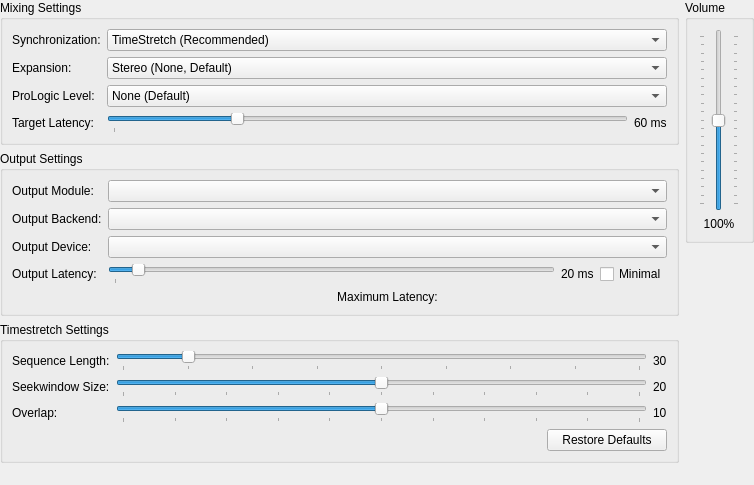
Old version of the form pcsx2-qt/Settings/AudioSettingsWidget.ui in the repository PCSX2/pcsx2.
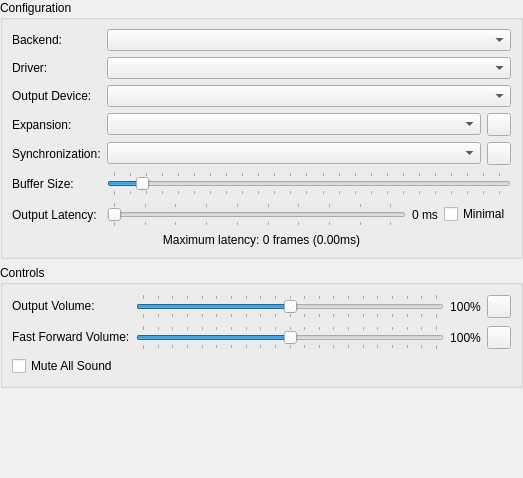
New version of the form. Icons and pictures are not drawn.

Commit message: SPU2: Use AudioStream for output

The edit to the form file:
```diff
--- a/pcsx2-qt/Settings/AudioSettingsWidget.ui
+++ b/pcsx2-qt/Settings/AudioSettingsWidget.ui
@@ -6,11 +6,11 @@
    <rect>
     <x>0</x>
     <y>0</y>
-    <width>754</width>
-    <height>485</height>
+    <width>523</width>
+    <height>478</height>
    </rect>
   </property>
-  <layout class="QGridLayout" name="gridLayout_2">
+  <layout class="QVBoxLayout" name="verticalLayout">
    <property name="leftMargin">
     <number>0</number>
    </property>
@@ -23,187 +23,199 @@
    <property name="bottomMargin">
     <number>0</number>
    </property>
-   <item row="2" column="0">
-    <widget class="QGroupBox" name="groupBox_4">
+   <item>
+    <widget class="QGroupBox" name="groupBox">
      <property name="title">
-      <string>Timestretch Settings</string>
+      <string>Configuration</string>
      </property>
-     <layout class="QFormLayout" name="formLayout_3">
-      <item row="0" column="0">
+     <layout class="QGridLayout" name="gridLayout">
+      <item row="1" column="0">
        <widget class="QLabel" name="label_6">
         <property name="text">
-         <string>Sequence Length:</string>
-        </property>
-       </widget>
-      </item>
-      <item row="0" column="1">
-       <layout class="QHBoxLayout" name="horizontalLayout_2">
-        <item>
-         <widget class="QSlider" name="sequenceLength">
-          <property name="minimum">
-           <number>20</number>
-          </property>
-          <property name="maximum">
-           <number>100</number>
-          </property>
-          <property name="value">
-           <number>30</number>
-          </property>
-          <property name="orientation">
-           <enum>Qt::Horizontal</enum>
-          </property>
-          <property name="tickPosition">
-           <enum>QSlider::TicksBelow</enum>
-          </property>
-          <property name="tickInterval">
-           <number>10</number>
-          </property>
-         </widget>
-        </item>
-        <item>
-         <widget class="QLabel" name="sequenceLengthLabel">
-          <property name="text">
-           <string>30</string>
-          </property>
-         </widget>
-        </item>
-       </layout>
-      </item>
-      <item row="1" column="0">
-       <widget class="QLabel" name="label_7">
-        <property name="text">
-         <string>Seekwindow Size:</string>
+         <string>Driver:</string>
         </property>
        </widget>
       </item>
       <item row="1" column="1">
+       <widget class="QComboBox" name="driver"/>
+      </item>
+      <item row="3" column="1">
+       <layout class="QHBoxLayout" name="horizontalLayout_5" stretch="1,0">
+        <item>
+         <widget class="QComboBox" name="expansionMode"/>
+        </item>
+        <item>
+         <widget class="QToolButton" name="expansionSettings">
+          <property name="toolTip">
+           <string>Expansion Settings</string>
+          </property>
+          <property name="icon">
+           <iconset theme="settings-3-line"/>
+          </property>
+         </widget>
+        </item>
+       </layout>
+      </item>
+      <item row="5" column="1">
+       <widget class="QSlider" name="bufferMS">
+        <property name="minimum">
+         <number>15</number>
+        </property>
+        <property name="maximum">
+         <number>500</number>
+        </property>
+        <property name="singleStep">
+         <number>1</number>
+        </property>
+        <property name="pageStep">
+         <number>5</number>
+        </property>
+        <property name="value">
+         <number>50</number>
+        </property>
+        <property name="orientation">
+         <enum>Qt::Orientation::Horizontal</enum>
+        </property>
+        <property name="tickPosition">
+         <enum>QSlider::TickPosition::TicksBothSides</enum>
+        </property>
+        <property name="tickInterval">
+         <number>20</number>
+        </property>
+       </widget>
+      </item>
+      <item row="4" column="1">
+       <layout class="QHBoxLayout" name="horizontalLayout_6" stretch="0,0">
+        <item>
+         <widget class="QComboBox" name="syncMode"/>
+        </item>
+        <item>
+         <widget class="QToolButton" name="stretchSettings">
+          <property name="toolTip">
+           <string>Stretch Settings</string>
+          </property>
+          <property name="icon">
+           <iconset theme="settings-3-line"/>
+          </property>
+         </widget>
+        </item>
+       </layout>
+      </item>
+      <item row="5" column="0">
+       <widget class="QLabel" name="label_2">
+        <property name="text">
+         <string>Buffer Size:</string>
+        </property>
+       </widget>
+      </item>
+      <item row="7" column="0" colspan="2">
+       <widget class="QLabel" name="bufferingLabel">
+        <property name="text">
+         <string>Maximum latency: 0 frames (0.00ms)</string>
+        </property>
+        <property name="alignment">
+         <set>Qt::AlignmentFlag::AlignCenter</set>
+        </property>
+       </widget>
+      </item>
+      <item row="0" column="0">
+       <widget class="QLabel" name="label">
+        <property name="text">
+         <string>Backend:</string>
+        </property>
+       </widget>
+      </item>
+      <item row="6" column="1">
        <layout class="QHBoxLayout" name="horizontalLayout_3">
         <item>
          <widget class="QSlider" name="seekWindowSize">
           <property name="minimum">
-           <number>10</number>
+           <number>15</number>
           </property>
           <property name="maximum">
-           <number>30</number>
-          </property>
-          <property name="value">
-           <number>20</number>
+           <number>200</number>
           </property>
           <property name="orientation">
            <enum>Qt::Horizontal</enum>
           </property>
           <property name="tickPosition">
-           <enum>QSlider::TicksBelow</enum>
+           <enum>QSlider::TickPosition::TicksBothSides</enum>
           </property>
           <property name="tickInterval">
-           <number>2</number>
+           <number>20</number>
           </property>
          </widget>
         </item>
         <item>
-         <widget class="QLabel" name="seekWindowSizeLabel">
+         <widget class="QLabel" name="outputLatencyLabel">
           <property name="text">
-           <string>20</string>
+           <string>0 ms</string>
+          </property>
+         </widget>
+        </item>
+        <item>
+         <widget class="QCheckBox" name="outputLatencyMinimal">
+          <property name="text">
+           <string>Minimal</string>
           </property>
          </widget>
         </item>
        </layout>
       </item>
+      <item row="0" column="1">
+       <widget class="QComboBox" name="audioBackend"/>
+      </item>
+      <item row="6" column="0">
+       <widget class="QLabel" name="label_5">
+        <property name="text">
+         <string>Output Latency:</string>
+        </property>
+       </widget>
+      </item>
+      <item row="2" column="1">
+       <widget class="QComboBox" name="outputDevice"/>
+      </item>
       <item row="2" column="0">
        <widget class="QLabel" name="label_8">
         <property name="text">
-         <string>Overlap:</string>
+         <string>Output Device:</string>
         </property>
        </widget>
       </item>
-      <item row="2" column="1">
-       <layout class="QHBoxLayout" name="horizontalLayout_4">
-        <item>
-         <widget class="QSlider" name="overlap">
-          <property name="minimum">
-           <number>5</number>
-          </property>
-          <property name="maximum">
-           <number>15</number>
-          </property>
-          <property name="value">
-           <number>10</number>
-          </property>
-          <property name="orientation">
-           <enum>Qt::Horizontal</enum>
-          </property>
-          <property name="tickPosition">
-           <enum>QSlider::TicksBelow</enum>
-          </property>
-          <property name="tickInterval">
-           <number>1</number>
-          </property>
-         </widget>
-        </item>
-        <item>
-         <widget class="QLabel" name="overlapLabel">
-          <property name="text">
-           <string>10</string>
-          </property>
-         </widget>
-        </item>
-       </layout>
+      <item row="3" column="0">
+       <widget class="QLabel" name="label_9">
+        <property name="text">
+         <string>Expansion:</string>
+        </property>
+       </widget>
       </item>
-      <item row="3" column="1">
-       <layout class="QHBoxLayout" name="horizontalLayout_5">
-        <item>
-         <spacer name="horizontalSpacer">
-          <property name="orientation">
-           <enum>Qt::Horizontal</enum>
-          </property>
-          <property name="sizeHint" stdset="0">
-           <size>
-            <width>40</width>
-            <height>20</height>
-           </size>
-          </property>
-         </spacer>
-        </item>
-        <item>
-         <widget class="QPushButton" name="resetTimestretchDefaults">
-          <property name="minimumSize">
-           <size>
-            <width>120</width>
-            <height>0</height>
-           </size>
-          </property>
-          <property name="text">
-           <string>Restore Defaults</string>
-          </property>
-         </widget>
-        </item>
-       </layout>
+      <item row="4" column="0">
+       <widget class="QLabel" name="label_7">
+        <property name="text">
+         <string>Synchronization:</string>
+        </property>
+       </widget>
       </item>
      </layout>
     </widget>
    </item>
-   <item row="0" column="1" rowspan="4">
-    <layout class="QVBoxLayout" name="verticalLayout">
-     <item>
-      <widget class="QGroupBox" name="groupBox">
-       <property name="title">
-        <string>Volume</string>
-       </property>
-       <layout class="QGridLayout" name="gridLayout">
-        <item row="0" column="0">
+   <item>
+    <widget class="QGroupBox" name="groupBox_2">
+     <property name="title">
+      <string>Controls</string>
+     </property>
+     <layout class="QFormLayout" name="formLayout_2">
+      <item row="0" column="0">
+       <widget class="QLabel" name="label_3">
+        <property name="text">
+         <string>Output Volume:</string>
+        </property>
+       </widget>
+      </item>
+      <item row="0" column="1">
+       <layout class="QHBoxLayout" name="horizontalLayout">
+        <item>
          <widget class="QSlider" name="volume">
-          <property name="sizePolicy">
-           <sizepolicy hsizetype="Fixed" vsizetype="Expanding">
-            <horstretch>0</horstretch>
-            <verstretch>0</verstretch>
-           </sizepolicy>
-          </property>
-          <property name="minimumSize">
-           <size>
-            <width>40</width>
-            <height>0</height>
-           </size>
-          </property>
           <property name="maximum">
            <number>200</number>
           </property>
@@ -211,7 +223,7 @@
            <number>100</number>
           </property>
           <property name="orientation">
-           <enum>Qt::Vertical</enum>
+           <enum>Qt::Orientation::Horizontal</enum>
           </property>
           <property name="tickPosition">
            <enum>QSlider::TicksBothSides</enum>
@@ -221,13 +233,13 @@
           </property>
          </widget>
         </item>
-        <item row="1" column="0">
+        <item>
          <widget class="QLabel" name="volumeLabel">
-          <property name="minimumSize">
-           <size>
-            <width>40</width>
-            <height>0</height>
-           </size>
+          <property name="sizePolicy">
+           <sizepolicy hsizetype="Fixed" vsizetype="Preferred">
+            <horstretch>0</horstretch>
+            <verstretch>0</verstretch>
+           </sizepolicy>
           </property>
           <property name="text">
            <string>100%</string>
@@ -237,28 +249,88 @@
           </property>
          </widget>
         </item>
+        <item>
+         <widget class="QToolButton" name="resetVolume">
+          <property name="toolTip">
+           <string>Stretch Settings</string>
+          </property>
+          <property name="icon">
+           <iconset theme="refresh-line"/>
+          </property>
+         </widget>
+        </item>
        </layout>
-      </widget>
-     </item>
-     <item>
-      <spacer name="verticalSpacer">
-       <property name="orientation">
-        <enum>Qt::Vertical</enum>
-       </property>
-       <property name="sizeHint" stdset="0">
-        <size>
-         <width>20</width>
-         <height>40</height>
-        </size>
-       </property>
-      </spacer>
-     </item>
-    </layout>
+      </item>
+      <item row="1" column="1">
+       <layout class="QHBoxLayout" name="horizontalLayout_2">
+        <item>
+         <widget class="QSlider" name="fastForwardVolume">
+          <property name="maximum">
+           <number>200</number>
+          </property>
+          <property name="value">
+           <number>100</number>
+          </property>
+          <property name="orientation">
+           <enum>Qt::Orientation::Horizontal</enum>
+          </property>
+          <property name="tickPosition">
+           <enum>QSlider::TickPosition::TicksBothSides</enum>
+          </property>
+          <property name="tickInterval">
+           <number>10</number>
+          </property>
+         </widget>
+        </item>
+        <item>
+         <widget class="QLabel" name="fastForwardVolumeLabel">
+          <property name="sizePolicy">
+           <sizepolicy hsizetype="Fixed" vsizetype="Preferred">
+            <horstretch>0</horstretch>
+            <verstretch>0</verstretch>
+           </sizepolicy>
+          </property>
+          <property name="text">
+           <string>100%</string>
+          </property>
+          <property name="alignment">
+           <set>Qt::AlignmentFlag::AlignCenter</set>
+          </property>
+         </widget>
+        </item>
+        <item>
+         <widget class="QToolButton" name="resetFastForwardVolume">
+          <property name="toolTip">
+           <string>Stretch Settings</string>
+          </property>
+          <property name="icon">
+           <iconset theme="refresh-line"/>
+          </property>
+         </widget>
+        </item>
+       </layout>
+      </item>
+      <item row="1" column="0">
+       <widget class="QLabel" name="label_4">
+        <property name="text">
+         <string>Fast Forward Volume:</string>
+        </property>
+       </widget>
+      </item>
+      <item row="2" column="0">
+       <widget class="QCheckBox" name="muted">
+        <property name="text">
+         <string>Mute All Sound</string>
+        </property>
+       </widget>
+      </item>
+     </layout>
+    </widget>
    </item>
-   <item row="3" column="0">
-    <spacer name="verticalSpacer_2">
+   <item>
+    <spacer name="verticalSpacer">
      <property name="orientation">
-      <enum>Qt::Vertical</enum>
+      <enum>Qt::Orientation::Vertical</enum>
      </property>
      <property name="sizeHint" stdset="0">
       <size>
@@ -268,234 +340,6 @@
      </property>
     </spacer>
    </item>
-   <item row="0" column="0">
-    <widget class="QGroupBox" name="groupBox_2">
-     <property name="title">
-      <string>Mixing Settings</string>
-     </property>
-     <layout class="QFormLayout" name="formLayout">
-      <item row="0" column="0">
-       <widget class="QLabel" name="label">
-        <property name="text">
-         <string>Synchronization:</string>
-        </property>
-       </widget>
-      </item>
-      <item row="0" column="1">
-       <widget class="QComboBox" name="syncMode">
-        <item>
-         <property name="text">
-          <string>TimeStretch (Recommended)</string>
-         </property>
-        </item>
-        <item>
-         <property name="text">
-          <string>Async Mix (Breaks some games!)</string>
-         </property>
-        </item>
-        <item>
-         <property name="text">
-          <string>None (Audio can skip.)</string>
-         </property>
-        </item>
-       </widget>
-      </item>
-      <item row="1" column="0">
-       <widget class="QLabel" name="label_3">
-        <property name="text">
-         <string>Expansion:</string>
-        </property>
-       </widget>
-      </item>
-      <item row="1" column="1">
-       <widget class="QComboBox" name="expansionMode">
-        <item>
-         <property name="text">
-          <string>Stereo (None, Default)</string>
-         </property>
-        </item>
-        <item>
-         <property name="text">
-          <string>Quadraphonic</string>
-         </property>
-        </item>
-        <item>
-         <property name="text">
-          <string>Surround 5.1</string>
-         </property>
-        </item>
-        <item>
-         <property name="text">
-          <string>Surround 7.1</string>
-         </property>
-        </item>
-       </widget>
-      </item>
-      <item row="3" column="0">
-       <widget class="QLabel" name="label_3b">
-        <property name="text">
-         <string extracomment="ProLogic is a Dolby brand. Leave the name as-is unless there is an official translation for your language.">ProLogic Level:</string>
-        </property>
-       </widget>
-      </item>
-      <item row="3" column="1">
-       <widget class="QComboBox" name="dplLevel">
-        <item>
-         <property name="text">
-          <string>None (Default)</string>
-         </property>
-        </item>
-        <item>
-         <property name="text">
-          <string extracomment="ProLogic is a Dolby brand. Leave the name as-is unless there is an official translation for your language.">ProLogic Decoding (basic)</string>
-         </property>
-        </item>
-        <item>
-         <property name="text">
-          <string extracomment="ProLogic II is a Dolby brand. Leave the name as-is unless there is an official translation for your language. gigaherz is the nickname of one of PCSX2's developers. Leave as-is.">ProLogic II Decoding (gigaherz)</string>
-         </property>
-        </item>
-       </widget>
-      </item>
-      <item row="4" column="0">
-       <widget class="QLabel" name="label_10">
-        <property name="text">
-         <string>Target Latency:</string>
-        </property>
-       </widget>
-      </item>
-      <item row="4" column="1">
-       <layout class="QHBoxLayout" name="horizontalLayout_6">
-        <item>
-         <widget class="QSlider" name="targetLatency">
-          <property name="minimum">
-           <number>15</number>
-          </property>
-          <property name="maximum">
-           <number>200</number>
-          </property>
-          <property name="value">
-           <number>60</number>
-          </property>
-          <property name="orientation">
-           <enum>Qt::Horizontal</enum>
-          </property>
-          <property name="tickPosition">
-           <enum>QSlider::TicksBelow</enum>
-          </property>
-          <property name="tickInterval">
-           <number>200</number>
-          </property>
-         </widget>
-        </item>
-        <item>
-         <widget class="QLabel" name="targetLatencyLabel">
-          <property name="text">
-           <string>60 ms</string>
-          </property>
-         </widget>
-        </item>
-       </layout>
-      </item>
-     </layout>
-    </widget>
-   </item>
-   <item row="1" column="0">
-    <widget class="QGroupBox" name="groupBox_3">
-     <property name="title">
-      <string>Output Settings</string>
-     </property>
-     <layout class="QFormLayout" name="formLayout_2">
-      <item row="0" column="0">
-       <widget class="QLabel" name="label_4">
-        <property name="text">
-         <string>Output Module:</string>
-        </property>
-       </widget>
-      </item>
-      <item row="0" column="1">
-       <widget class="QComboBox" name="outputModule"/>
-      </item>
-      <item row="3" column="0">
-       <widget class="QLabel" name="label_5">
-        <property name="text">
-         <string>Output Latency:</string>
-        </property>
-       </widget>
-      </item>
-      <item row="3" column="1">
-       <layout class="QHBoxLayout" name="horizontalLayout">
-        <item>
-         <widget class="QSlider" name="outputLatency">
-          <property name="minimum">
-           <number>10</number>
-          </property>
-          <property name="maximum">
-           <number>200</number>
-          </property>
-          <property name="value">
-           <number>20</number>
-          </property>
-          <property name="orientation">
-           <enum>Qt::Horizontal</enum>
-          </property>
-          <property name="tickPosition">
-           <enum>QSlider::TicksBelow</enum>
-          </property>
-          <property name="tickInterval">
-           <number>200</number>
-          </property>
-         </widget>
-        </item>
-        <item>
-         <widget class="QLabel" name="outputLatencyLabel">
-          <property name="text">
-           <string>20 ms</string>
-          </property>
-         </widget>
-        </item>
-        <item>
-         <widget class="QCheckBox" name="outputLatencyMinimal">
-          <property name="text">
-           <string>Minimal</string>
-          </property>
-         </widget>
-        </item>
-       </layout>
-      </item>
-      <item row="1" column="0">
-       <widget class="QLabel" name="label_9">
-        <property name="text">
-         <string>Output Backend:</string>
-        </property>
-       </widget>
-      </item>
-      <item row="1" column="1">
-       <widget class="QComboBox" name="backend"/>
-      </item>
-      <item row="4" column="1">
-       <widget class="QLabel" name="latencySummary">
-        <property name="text">
-         <string>Maximum Latency:</string>
-        </property>
-        <property name="alignment">
-         <set>Qt::AlignCenter</set>
-        </property>
-       </widget>
-      </item>
-      <item row="2" column="0">
-       <widget class="QLabel" name="label_11">
-        <property name="text">
-         <string>Output Device:</string>
-        </property>
-       </widget>
-      </item>
-      <item row="2" column="1">
-       <widget class="QComboBox" name="outputDevice"/>
-      </item>
-     </layout>
-    </widget>
-   </item>
   </layout>
  </widget>
  <resources/>
```
Left out of the diff: 12 changed lines with no effect on the pictures. The commit also changes 47 other files.
